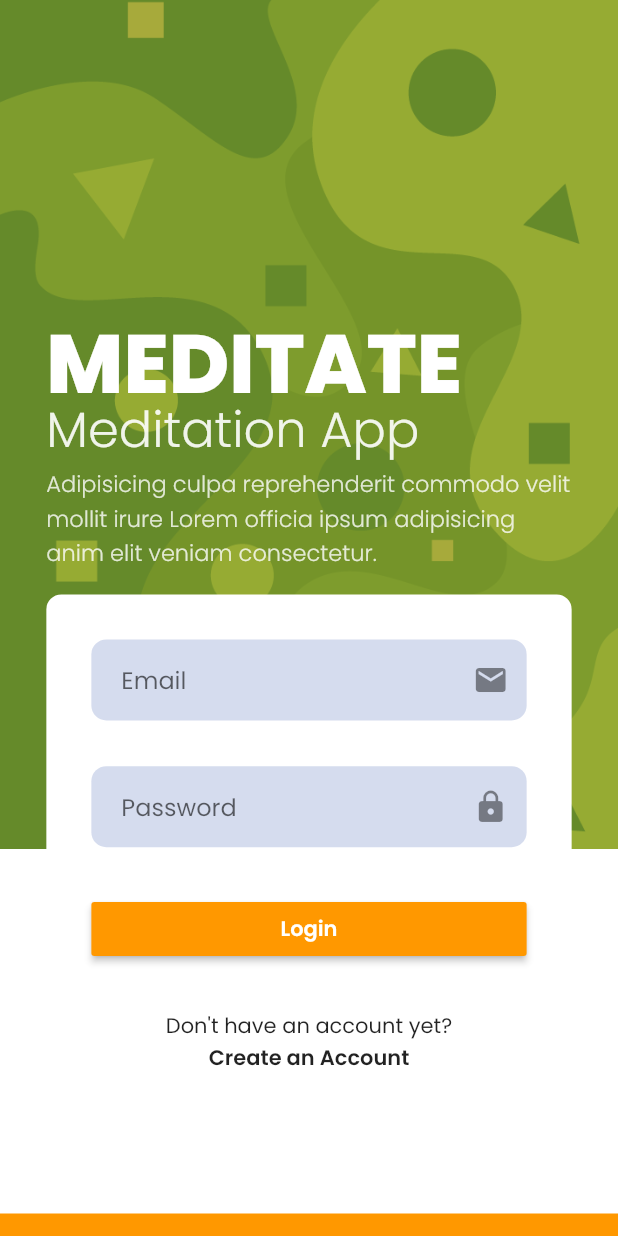
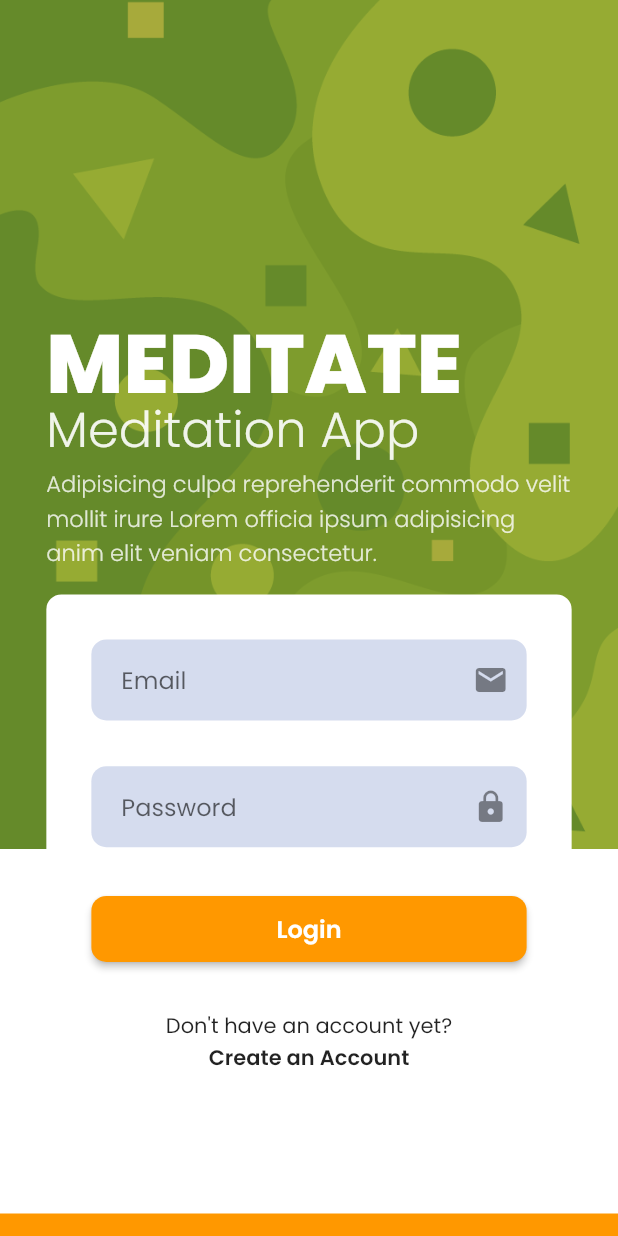
Before and after one commit to petermusembi69/FlutterUIChallanges, a Flutter app: the screen it shows after launch, on a phone screen of 412 x 824 dp. Run offline on Flutter 3.47's test engine with Material 2 defaults, Android fonts, the phone set to English and light mode, and no system bars; missing offline and left inert: dart:html; generated files the repository leaves out were written again.

Commit message:
More changes on the login screen

```diff
--- a/day5_meditation_app/lib/ui/login_page.dart
+++ b/day5_meditation_app/lib/ui/login_page.dart
@@ -1,3 +1,6 @@
+import 'dart:html';
+
+import 'package:day5_meditation_app/ui/home_page.dart';
 import 'package:flutter/material.dart';
 import 'package:day5_meditation_app/l10n/l10n.dart';
 import 'package:flutter/services.dart';
@@ -133,15 +136,28 @@ class _LoginPageState extends State<LoginPage> {
                                 ),
                               ),
                               MaterialButton(
-                                onPressed: () {},
+                                onPressed: () {
+                                  Navigator.pushReplacement(
+                                    context,
+                                    MaterialPageRoute(
+                                      builder: (context) => HomePage(),
+                                    ),
+                                  );
+                                },
                                 color: Colors.orange,
                                 minWidth: double.maxFinite,
+                                padding: EdgeInsets.symmetric(
+                                    horizontal: 20, vertical: 10),
+                                shape: RoundedRectangleBorder(
+                                  borderRadius: BorderRadius.circular(10),
+                                ),
                                 child: Text(
                                   l10n.login,
                                   style: TextStyle(
                                     fontFamily: 'Poppins',
                                     fontWeight: FontWeight.w600,
                                     color: Colors.white,
+                                    fontSize: 16,
                                   ),
                                 ),
                               ),
```
